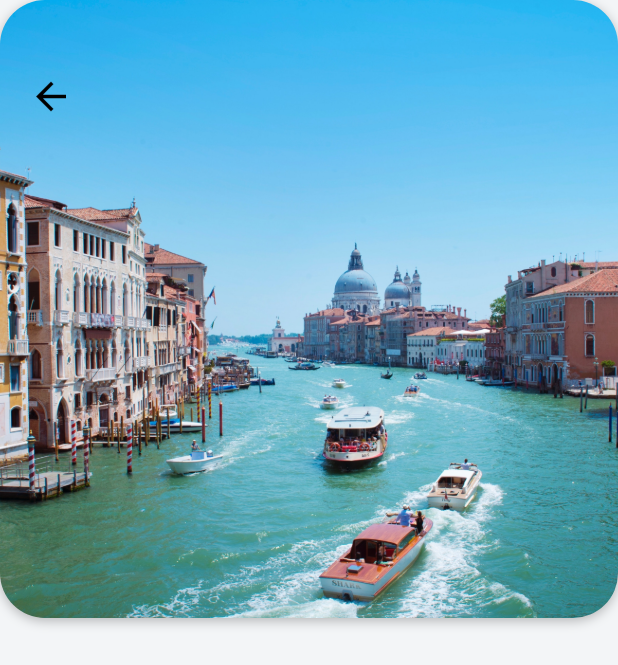
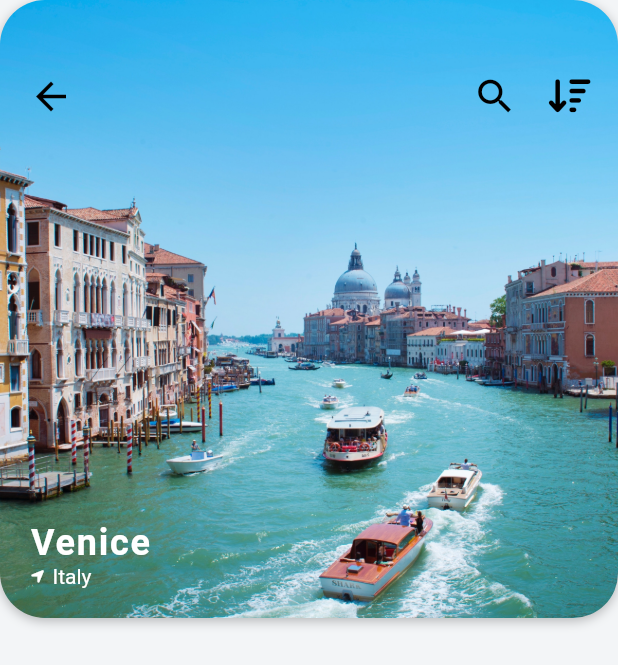
Before and after one commit to fidelisnwabisi/flutter_travel_ui, a Flutter app: the screen it shows after launch, after a tap on an icon or button, on a phone screen of 412 x 824 dp. Shown: the top 665 px of the screen. Run offline on Flutter 3.47's test engine with Material 2 defaults, Android fonts, the phone set to English and light mode, and no system bars; our stand-ins replace font_awesome_flutter.

Commit message:
added Hero Animation, Image Icons and Name to DestinationScreen

```diff
--- a/lib/screens/destination_screen.dart
+++ b/lib/screens/destination_screen.dart
@@ -1,5 +1,6 @@
 import 'package:flutter/material.dart';
 import 'package:flutter_travel_ui/models/destination_model.dart';
+import 'package:font_awesome_flutter/font_awesome_flutter.dart';
 
 class DestinationScreen extends StatefulWidget {
   final Destination? destination;
@@ -32,11 +33,15 @@ class _DestinationScreenState extends State<DestinationScreen> {
                     )
                   ],
                 ),
+                child: Hero(
+                  tag: widget.destination!.imageUrl ?? '',
                   child: ClipRRect(
                     borderRadius: BorderRadius.circular(30),
                     child: Image(
-                    image: AssetImage(widget.destination!.imageUrl.toString()),
+                      image:
+                          AssetImage(widget.destination!.imageUrl.toString()),
                       fit: BoxFit.cover,
+                    ),
                   ),
                 ),
               ),
@@ -44,18 +49,65 @@ class _DestinationScreenState extends State<DestinationScreen> {
                 padding:
                     const EdgeInsets.symmetric(horizontal: 10, vertical: 40),
                 child: Row(
+                  mainAxisAlignment: MainAxisAlignment.spaceBetween,
                   children: [
                     IconButton(
                       onPressed: () => Navigator.pop(context),
-                      icon: const Icon(
-                        Icons.arrow_back,
-                        size: 30,
+                      icon: const Icon(Icons.arrow_back),
+                      iconSize: 30,
                       color: Colors.black,
                     ),
+                    Row(
+                      children: [
+                        IconButton(
+                          onPressed: () => Navigator.pop(context),
+                          icon: const Icon(Icons.search),
+                          iconSize: 30,
+                          color: Colors.black,
+                        ),
+                        IconButton(
+                          onPressed: () => Navigator.pop(context),
+                          icon: Icon(FontAwesomeIcons.arrowDownWideShort),
+                          iconSize: 25,
+                          color: Colors.black,
+                        ),
+                      ],
                     )
                   ],
                 ),
-              )
+              ),
+              Positioned(
+                left: 20,
+                bottom: 20,
+                child: Column(
+                  crossAxisAlignment: CrossAxisAlignment.start,
+                  children: [
+                    Text(
+                      widget.destination!.city ?? '',
+                      style: const TextStyle(
+                        color: Colors.white,
+                        fontSize: 24,
+                        fontWeight: FontWeight.w600,
+                        letterSpacing: 1.2,
+                      ),
+                    ),
+                    Row(
+                      children: [
+                        const Icon(
+                          FontAwesomeIcons.locationArrow,
+                          size: 10,
+                          color: Colors.white,
+                        ),
+                        const SizedBox(width: 5),
+                        Text(
+                          widget.destination!.country ?? '',
+                          style: const TextStyle(color: Colors.white),
+                        ),
+                      ],
+                    ),
+                  ],
+                ),
+              ),
             ],
           )
         ],
--- a/lib/widgets/destination_carousel.dart
+++ b/lib/widgets/destination_carousel.dart
@@ -106,13 +106,16 @@ class DestinationCarousel extends StatelessWidget {
                         ),
                         child: Stack(
                           children: [
-                            ClipRRect(
+                            Hero(
+                              tag: destination.imageUrl ?? '',
+                              child: ClipRRect(
                                 borderRadius: BorderRadius.circular(20),
                                 child: Image(
                                   height: 180,
                                   width: 180,
                                   image: AssetImage(destination.imageUrl ?? ""),
                                   fit: BoxFit.cover,
+                                ),
                               ),
                             ),
                             Positioned(
```
Lines whose indentation alone changed are shown as unchanged.
